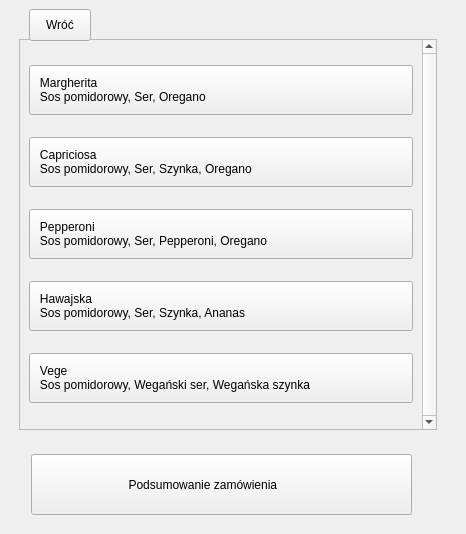
Old version of the form mainwindow.ui in the repository KrzysztofBuda/LaPizza.
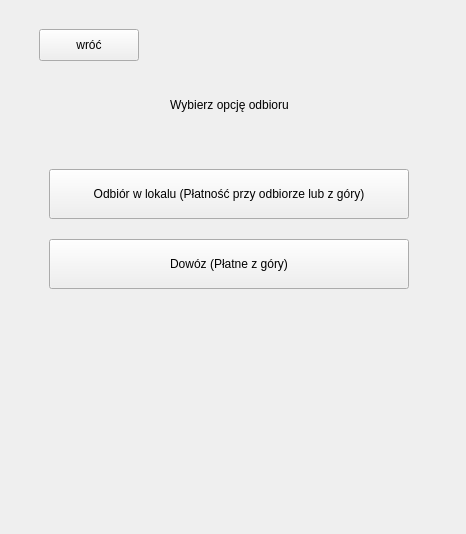
New version of the form.

What changed in the file:
```diff
--- a/mainwindow.ui
+++ b/mainwindow.ui
@@ -30,7 +30,7 @@
     <item row="0" column="0">
      <widget class="QStackedWidget" name="stackedWidget">
       <property name="currentIndex">
-       <number>2</number>
+       <number>5</number>
       </property>
       <widget class="QWidget" name="pierwszeOkno">
        <property name="mouseTracking">
@@ -604,33 +604,66 @@
         </property>
        </widget>
       </widget>
-      <widget class="QWidget" name="usuwanie">
-       <widget class="QPushButton" name="wrocButton3">
-        <property name="geometry">
-         <rect>
-          <x>30</x>
-          <y>10</y>
-          <width>100</width>
-          <height>32</height>
-         </rect>
-        </property>
-        <property name="text">
-         <string>wróć</string>
-        </property>
-       </widget>
+      <widget class="QWidget" name="widget_2"/>
+      <widget class="QWidget" name="Platnosc">
        <widget class="QPushButton" name="pushButton_8">
         <property name="geometry">
          <rect>
-          <x>50</x>
-          <y>100</y>
+          <x>30</x>
+          <y>20</y>
           <width>100</width>
           <height>32</height>
          </rect>
         </property>
         <property name="text">
-         <string>Usuń pozycję</string>
+         <string>wróć</string>
         </property>
        </widget>
+       <widget class="QPushButton" name="pushButton_14">
+        <property name="geometry">
+         <rect>
+          <x>40</x>
+          <y>160</y>
+          <width>360</width>
+          <height>50</height>
+         </rect>
+        </property>
+        <property name="text">
+         <string>Odbiór w lokalu (Płatność przy odbiorze lub z góry)</string>
+        </property>
+       </widget>
+       <widget class="QPushButton" name="pushButton_15">
+        <property name="geometry">
+         <rect>
+          <x>40</x>
+          <y>230</y>
+          <width>360</width>
+          <height>50</height>
+         </rect>
+        </property>
+        <property name="text">
+         <string>Dowóz (Płatne z góry)</string>
+        </property>
+       </widget>
+       <widget class="QLabel" name="label_2">
+        <property name="geometry">
+         <rect>
+          <x>110</x>
+          <y>70</y>
+          <width>221</width>
+          <height>51</height>
+         </rect>
+        </property>
+        <property name="layoutDirection">
+         <enum>Qt::LeftToRight</enum>
+        </property>
+        <property name="text">
+         <string>Wybierz opcję odbioru</string>
+        </property>
+        <property name="alignment">
+         <set>Qt::AlignCenter</set>
+        </property>
+       </widget>
       </widget>
       <widget class="QWidget" name="page_5"/>
       <widget class="QWidget" name="page_6"/>
```
Left out of the diff: 75 changed lines with no effect on the pictures.
